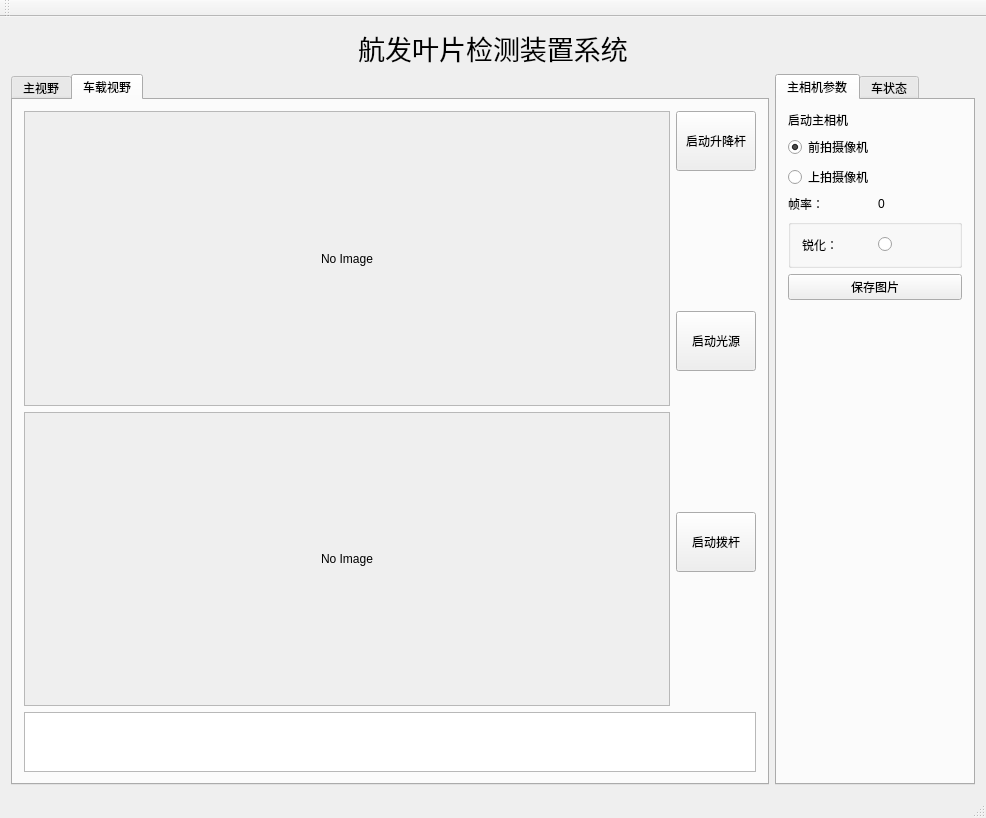
Old version of the form mainwindow.ui in the repository JameScottX/yphost.
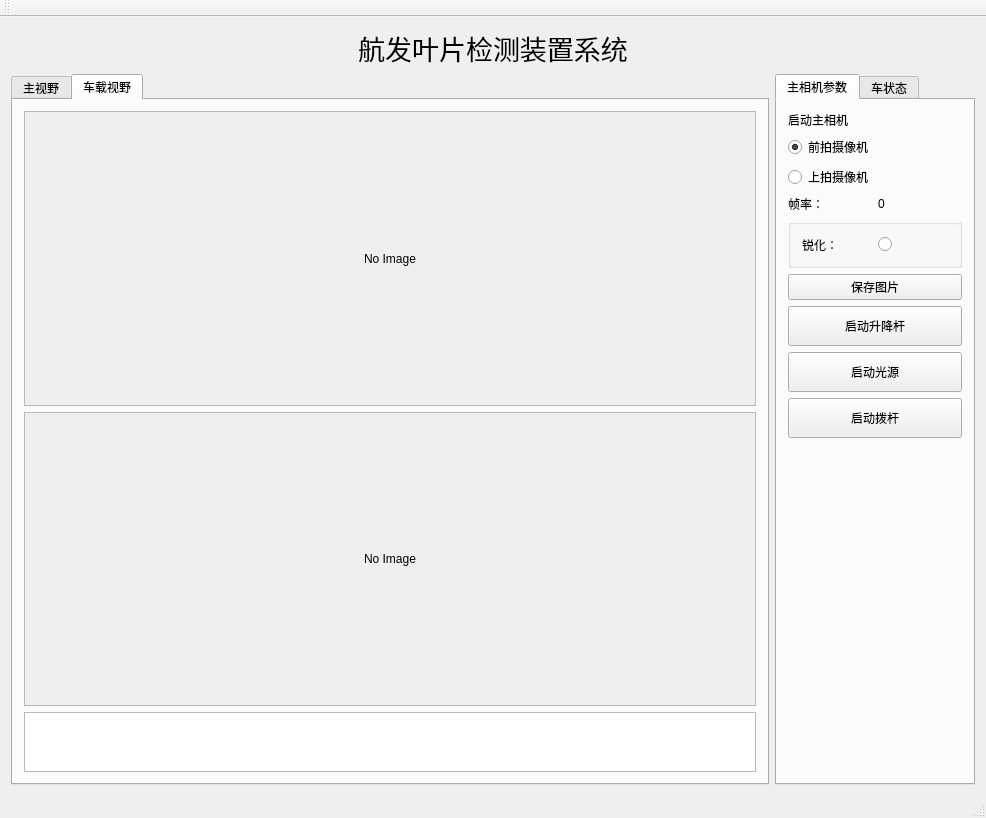
New version of the form. The open tabs and pages were chosen to show the change.

Diff of the .ui file:
```diff
--- a/mainwindow.ui
+++ b/mainwindow.ui
@@ -83,10 +83,6 @@
          <attribute name="title">
           <string>车载视野</string>
          </attribute>
-         <layout class="QVBoxLayout" name="verticalLayout_5">
-          <item>
-           <layout class="QHBoxLayout" name="horizontalLayout_11">
-            <item>
              <layout class="QVBoxLayout" name="verticalLayout_3">
               <item>
                <widget class="QScrollArea" name="scrollArea_2">
@@ -98,8 +94,8 @@
                   <rect>
                    <x>0</x>
                    <y>0</y>
-                   <width>641</width>
-                   <height>281</height>
+               <width>736</width>
+               <height>283</height>
                   </rect>
                  </property>
                  <layout class="QHBoxLayout" name="horizontalLayout_3">
@@ -127,8 +123,8 @@
                   <rect>
                    <x>0</x>
                    <y>0</y>
-                   <width>641</width>
-                   <height>281</height>
+               <width>736</width>
+               <height>283</height>
                   </rect>
                  </property>
                  <layout class="QHBoxLayout" name="horizontalLayout_4">
@@ -146,92 +142,6 @@
                 </widget>
                </widget>
               </item>
-             </layout>
-            </item>
-            <item>
-             <layout class="QVBoxLayout" name="verticalLayout">
-              <item>
-               <widget class="QPushButton" name="up_down_pb">
-                <property name="minimumSize">
-                 <size>
-                  <width>40</width>
-                  <height>60</height>
-                 </size>
-                </property>
-                <property name="text">
-                 <string>启动升降杆</string>
-                </property>
-               </widget>
-              </item>
-              <item>
-               <spacer name="verticalSpacer_2">
-                <property name="orientation">
-                 <enum>Qt::Vertical</enum>
-                </property>
-                <property name="sizeHint" stdset="0">
-                 <size>
-                  <width>20</width>
-                  <height>28</height>
-                 </size>
-                </property>
-               </spacer>
-              </item>
-              <item>
-               <widget class="QPushButton" name="light_pb">
-                <property name="minimumSize">
-                 <size>
-                  <width>40</width>
-                  <height>60</height>
-                 </size>
-                </property>
-                <property name="text">
-                 <string>启动光源</string>
-                </property>
-               </widget>
-              </item>
-              <item>
-               <spacer name="verticalSpacer_4">
-                <property name="orientation">
-                 <enum>Qt::Vertical</enum>
-                </property>
-                <property name="sizeHint" stdset="0">
-                 <size>
-                  <width>20</width>
-                  <height>28</height>
-                 </size>
-                </property>
-               </spacer>
-              </item>
-              <item>
-               <widget class="QPushButton" name="bogan_pb">
-                <property name="minimumSize">
-                 <size>
-                  <width>40</width>
-                  <height>60</height>
-                 </size>
-                </property>
-                <property name="text">
-                 <string>启动拨杆</string>
-                </property>
-               </widget>
-              </item>
-              <item>
-               <spacer name="verticalSpacer_5">
-                <property name="orientation">
-                 <enum>Qt::Vertical</enum>
-                </property>
-                <property name="sizeHint" stdset="0">
-                 <size>
-                  <width>20</width>
-                  <height>40</height>
-                 </size>
-                </property>
-               </spacer>
-              </item>
-             </layout>
-            </item>
-           </layout>
-          </item>
           <item>
            <widget class="QTextBrowser" name="debug_tb">
             <property name="maximumSize">
@@ -261,7 +171,7 @@
          <attribute name="title">
           <string>主相机参数</string>
          </attribute>
-         <layout class="QVBoxLayout" name="verticalLayout_7">
+         <layout class="QVBoxLayout" name="verticalLayout">
           <item>
            <layout class="QVBoxLayout" name="verticalLayout_2">
             <item>
@@ -351,6 +261,45 @@
             </property>
            </widget>
           </item>
+          <item>
+           <widget class="QPushButton" name="up_down_pb">
+            <property name="minimumSize">
+             <size>
+              <width>40</width>
+              <height>40</height>
+             </size>
+            </property>
+            <property name="text">
+             <string>启动升降杆</string>
+            </property>
+           </widget>
+          </item>
+          <item>
+           <widget class="QPushButton" name="light_pb">
+            <property name="minimumSize">
+             <size>
+              <width>40</width>
+              <height>40</height>
+             </size>
+            </property>
+            <property name="text">
+             <string>启动光源</string>
+            </property>
+           </widget>
+          </item>
+          <item>
+           <widget class="QPushButton" name="bogan_pb">
+            <property name="minimumSize">
+             <size>
+              <width>40</width>
+              <height>40</height>
+             </size>
+            </property>
+            <property name="text">
+             <string>启动拨杆</string>
+            </property>
+           </widget>
+          </item>
           <item>
            <spacer name="verticalSpacer">
             <property name="orientation">
```
Left out of the diff: 2 changed lines with no effect on the pictures. Lines whose indentation alone changed are shown as unchanged.
